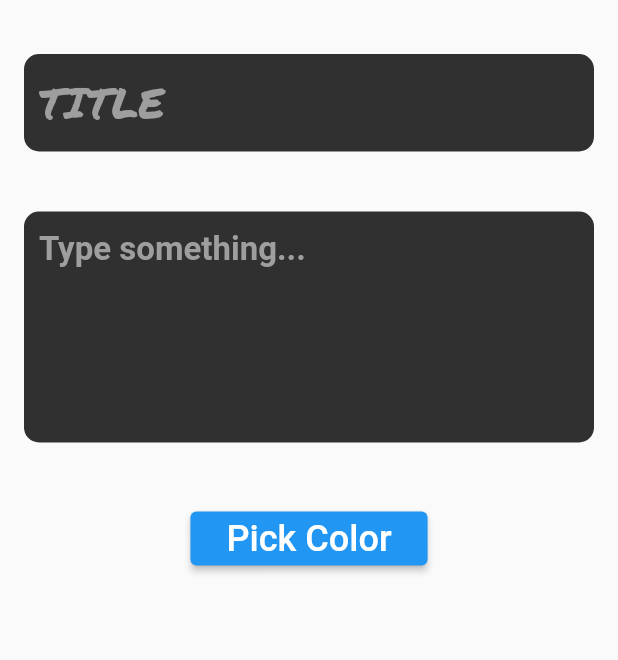
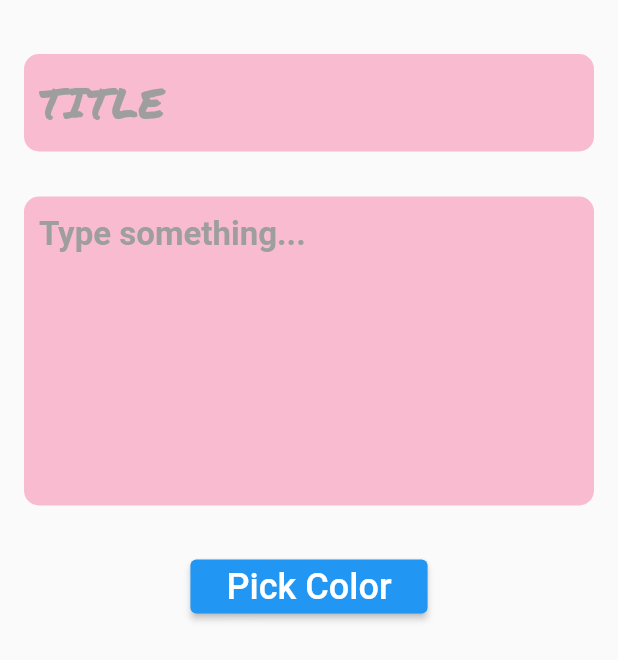
Before and after one commit to pytholic/FlutterNotesApp, a Flutter app: the NoteFormWidget widget shown alone on an empty page, opened directly, on a phone screen of 412 x 824 dp. Shown: the top 660 px of the screen. Run offline on Flutter 3.47's test engine with Material 2 defaults, Android fonts, the phone set to English and light mode, and no system bars; our stand-ins replace flutter_colorpicker, google_fonts.

Commit message:
final commit of the day

```diff
--- a/notes_app/lib/pages/add_edit_note.dart
+++ b/notes_app/lib/pages/add_edit_note.dart
@@ -2,6 +2,11 @@ import 'package:flutter/material.dart';
 //import 'package:notes_app/db/notes_database.dart';
 import 'package:notes_app/model/note.dart';
 import 'package:notes_app/widget/note_form_widget.dart';
+import 'package:notes_app/pages/main_page.dart';
+
+// var _isDark = MainPageState().isDark;
+// Color color = _isDark ? Color(0xFF303030) : Color(0xFFf6f5ee);
+Colro color = Color(0xFF303030);
 
 class AddEditNotePage extends StatefulWidget {
   final Note? note;
@@ -39,7 +44,7 @@ class _AddEditNotePageState extends State<AddEditNotePage> {
           child: Container(
             width: double.infinity,
             height: double.infinity,
-            color: Colors.grey[850],
+            color: color,
             child: NoteFormWidget(
               number: number,
               title: title,
--- a/notes_app/lib/widget/note_form_widget.dart
+++ b/notes_app/lib/widget/note_form_widget.dart
@@ -8,11 +8,8 @@ import 'package:notes_app/widget/note_form_widget.dart';
 import 'package:notes_app/pages/main_page.dart';
 
 var isDark = MainPageState().isDark;
-// create some values
-Color pickerColor = isDark ? Color(0xFF303030) : Color(0xFFf6f5ee);
-//Color currentColor = isDark ? Color(0xFF303030) : Color(0xFFf6f5ee);
-// Color pickerColor = Color(0xFF303030);
-// Color currentColor = Color(0xFF303030);
+
+Color pickerColor = Colors.pink.shade100;
 
 class NoteFormWidget extends StatefulWidget {
   final String title;
@@ -58,9 +55,9 @@ class _NoteFormWidgetState extends State<NoteFormWidget> {
               Padding(padding: EdgeInsets.only(top: 20.0)),
               buildTitle(),
               // Padding to add space between widgets, we can also use SizedBox
-              Padding(padding: EdgeInsets.only(top: 40.0)),
+              Padding(padding: EdgeInsets.only(top: 30.0)),
               buildDescription(),
-              Padding(padding: EdgeInsets.only(top: 40.0)),
+              Padding(padding: EdgeInsets.only(top: 30.0)),
               ElevatedButton(
                 style: ElevatedButton.styleFrom(
                   padding: EdgeInsets.symmetric(horizontal: 24),
@@ -120,7 +117,7 @@ class _NoteFormWidgetState extends State<NoteFormWidget> {
             Padding(padding: EdgeInsets.only(left: 10.0)),
             Expanded(
               child: TextFormField(
-                maxLines: 5,
+                maxLines: 7,
                 initialValue: description,
                 style: GoogleFonts.shadowsIntoLight(
                     fontSize: 22,
```
Also changed, not shown: 1 other file.
